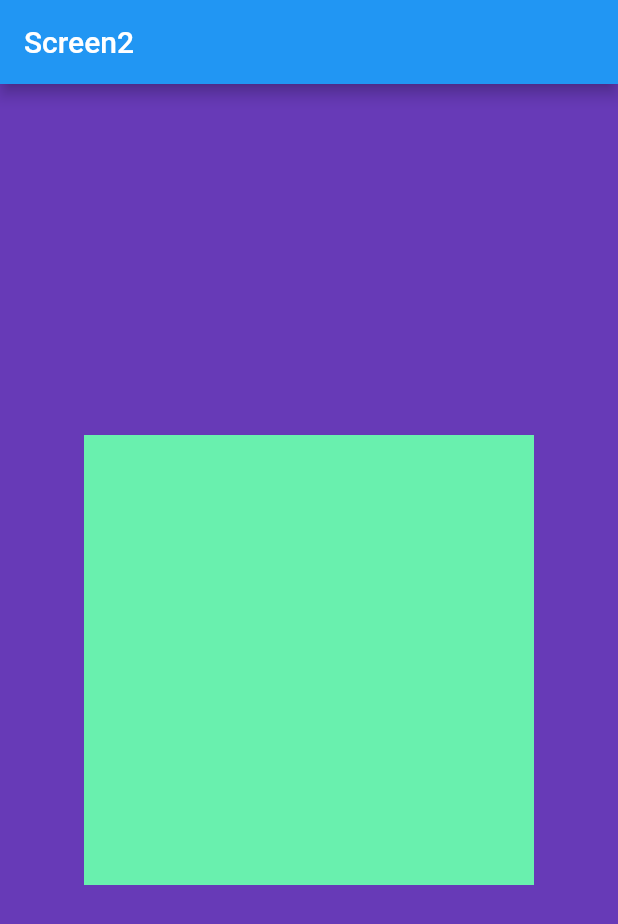
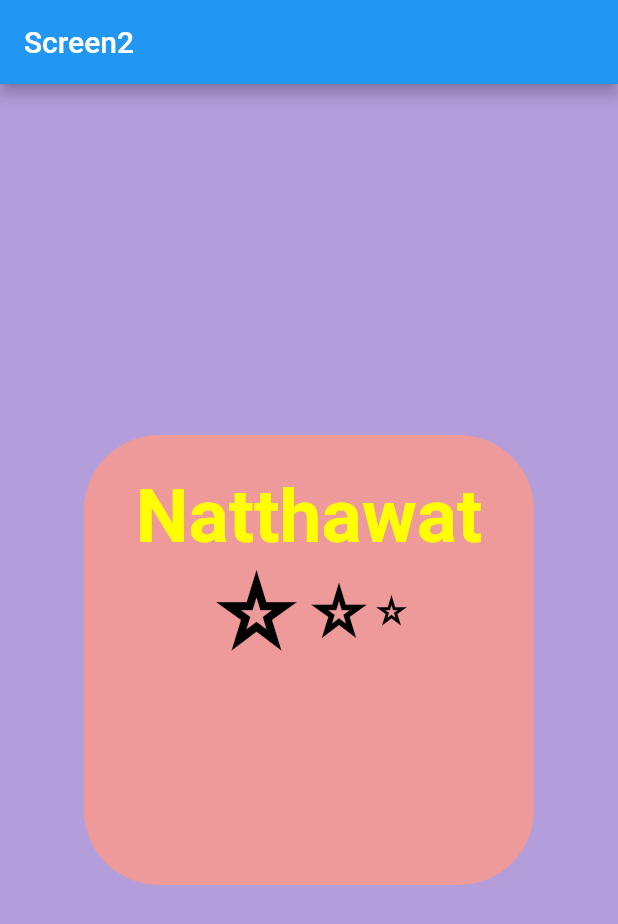
Before and after one commit to natthawa0601462517/Flutter_laout, a Flutter app: the screen it shows after launch, on a phone screen of 412 x 824 dp. Shown: the top 924 px of the screen. Run offline on Flutter 3.47's test engine with Material 2 defaults, Android fonts, the phone set to English and light mode, and no system bars.

Commit message:
first commit

```diff
--- a/lib/MyScreen2.dart
+++ b/lib/MyScreen2.dart
@@ -6,7 +6,7 @@ class MyHomeScrren2 extends StatelessWidget {
   @override
   Widget build(BuildContext context) {
     return Scaffold(
-      backgroundColor: Colors.deepPurple,
+      backgroundColor: Colors.deepPurple[200],
       appBar: AppBar(
         title: const Text('Screen2'),
       ),
@@ -14,11 +14,41 @@ class MyHomeScrren2 extends StatelessWidget {
         child: Container(
           height: 300,
           width: 300,
-          color:Colors.greenAccent ,
-          padding: EdgeInsets.symmetric(
-          vertical:50,
-          horizontal: 25,
-           ),
+          decoration: BoxDecoration(
+            color: Colors.red[200],
+            borderRadius: BorderRadius.circular(50),
+          ),
+          padding:  EdgeInsets.all(25),
+          child: Center(
+            child:Column(
+              children: [
+                Text('Natthawat',
+                style: TextStyle(
+                  fontSize: 50,
+                  color: Colors.yellowAccent,
+                  fontWeight: FontWeight.bold,
+                ),
+                ),
+                Row(
+                  mainAxisAlignment: MainAxisAlignment.center,
+                  children: [
+                    Icon(Icons.star_border_purple500,
+                    color: Colors.black,
+                    size: 65,
+                    ),
+                    Icon(Icons.star_border_purple500,
+                    color: Colors.black,
+                    size: 45,
+                    ),
+                    Icon(Icons.star_border_purple500,
+                    color: Colors.black,
+                    size: 25,
+                    ),
+                  ],
+                )
+              ],
+            ) ,
+            ),
         ),
       ),
     );
```
